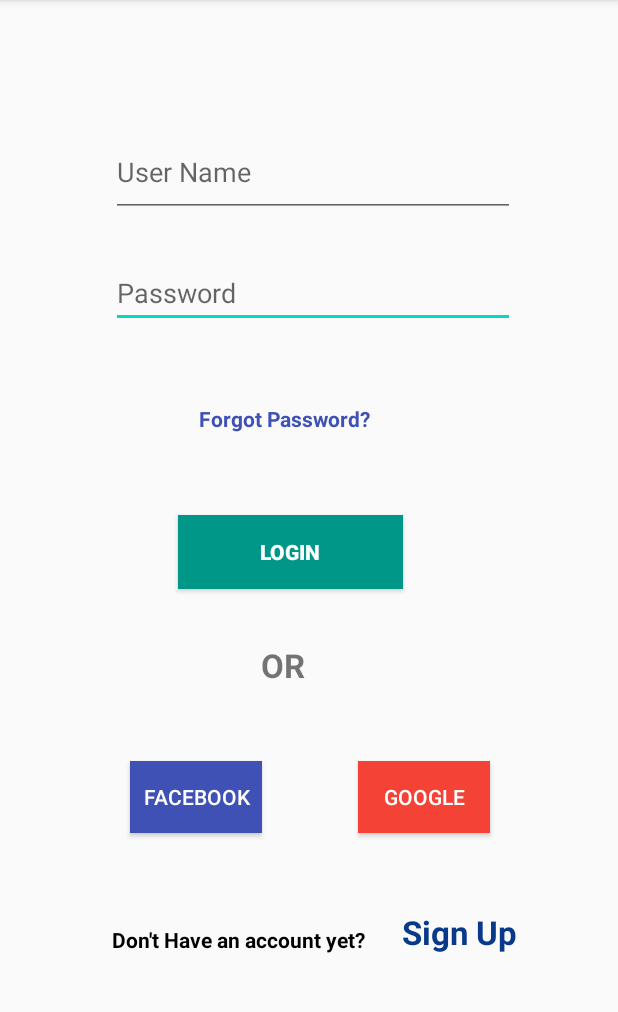
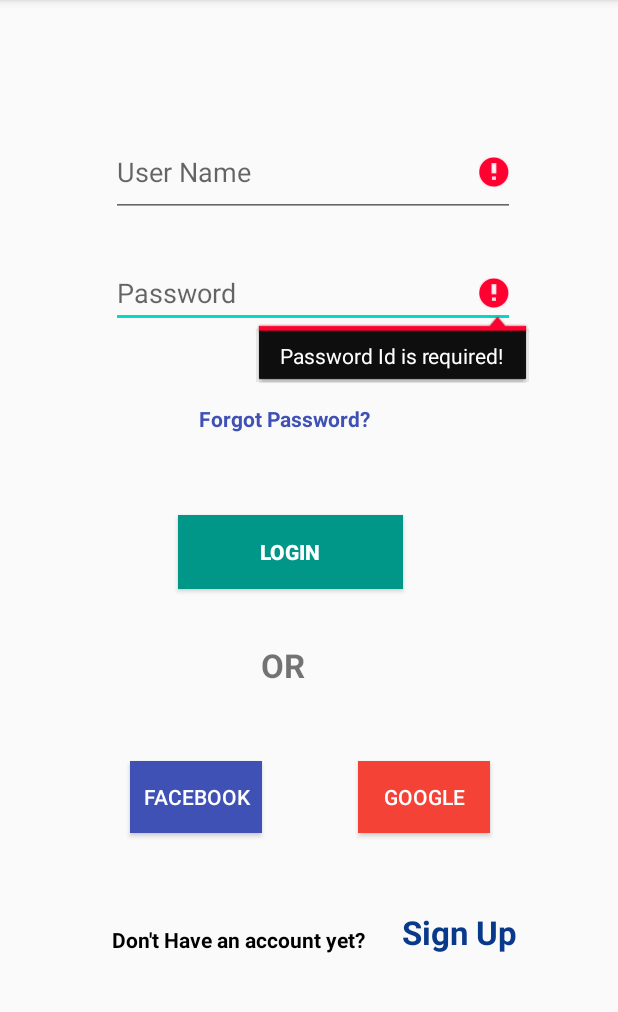
Before and after one commit to sowmyathogiti/PicStudioLab, an Android app: the screen it shows after launch (MainActivity), on a phone screen of 412 x 824 dp, the part 84-1096 px from its top. Run offline under Robolectric (Android 15) with nearby library versions, the phone set to English and light mode, and no system bars.

Commit message:
added validations for username and password in login page

```diff
--- a/PicStudioLab_project/app/src/main/AndroidManifest.xml
+++ b/PicStudioLab_project/app/src/main/AndroidManifest.xml
@@ -25,7 +25,8 @@
         <activity android:name=".BrowsePics" />
         <activity android:name=".FrameSetup" />
         <activity android:name=".SentReset" />
-        <activity android:name=".Map"/>
+        <activity android:name=".ZoomInvitation"/>
+
         <activity android:name=".ConfirmationPage" />
         <activity android:name=".ResetPassword" />
         <activity android:name=".Account" />
--- a/PicStudioLab_project/app/src/main/java/com/example/picstudiolab/MainActivity.java
+++ b/PicStudioLab_project/app/src/main/java/com/example/picstudiolab/MainActivity.java
@@ -6,6 +6,7 @@ import android.os.Bundle;
 
 import android.view.View;
 import android.widget.Button;
+import android.widget.EditText;
 import android.widget.TextView;
 
 import androidx.appcompat.app.AppCompatActivity;
@@ -14,6 +15,7 @@ import androidx.appcompat.app.AppCompatActivity;
 public class MainActivity extends AppCompatActivity {
 
     Button framebtn;
+    EditText UserName,Password;
     @Override
     protected void onCreate(Bundle savedInstanceState) {
         super.onCreate(savedInstanceState);
@@ -25,6 +27,19 @@ public class MainActivity extends AppCompatActivity {
         TextView help = findViewById(R.id.help);
         Button login = findViewById(R.id.Login);
         framebtn = findViewById(R.id.framebtn);
+        UserName = findViewById(R.id.UserName);
+        Password = findViewById(R.id.Password);
+
+        if(UserName.getText().toString().length()==0)
+            UserName.setError( "Email Id is required!" );
+        else
+            createLogin();
+
+        if(Password.getText().toString().length()==0)
+            Password.setError( "Password Id is required!" );
+        else
+            createLogin();
+
         help.setOnClickListener(new View.OnClickListener() {
             @Override
             public void onClick(View view) {
@@ -63,6 +78,11 @@ public class MainActivity extends AppCompatActivity {
         });
     }
 
+    private void createLogin() {
+        Intent main = new Intent(this,MainActivity.class);
+        startActivity(main);
+    }
+
     private void frame1() {
         Intent frame1Intent = new Intent(this, Home.class);
         startActivity(frame1Intent);
```
